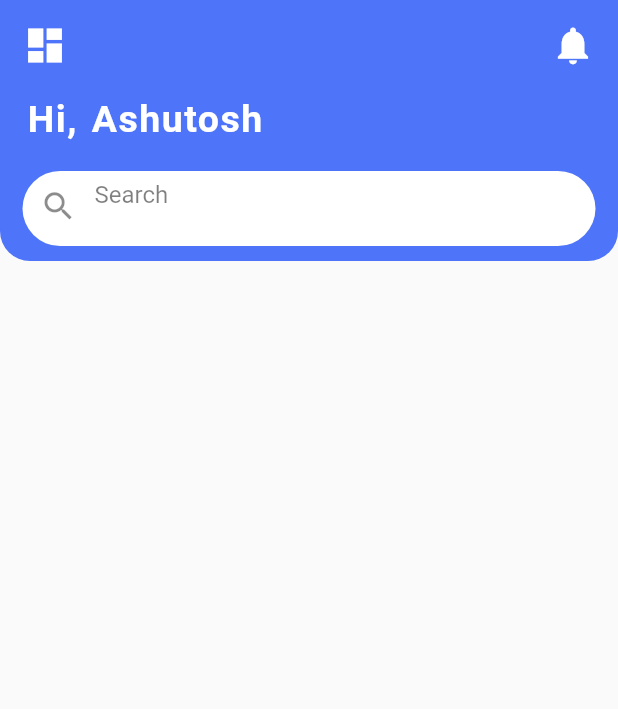
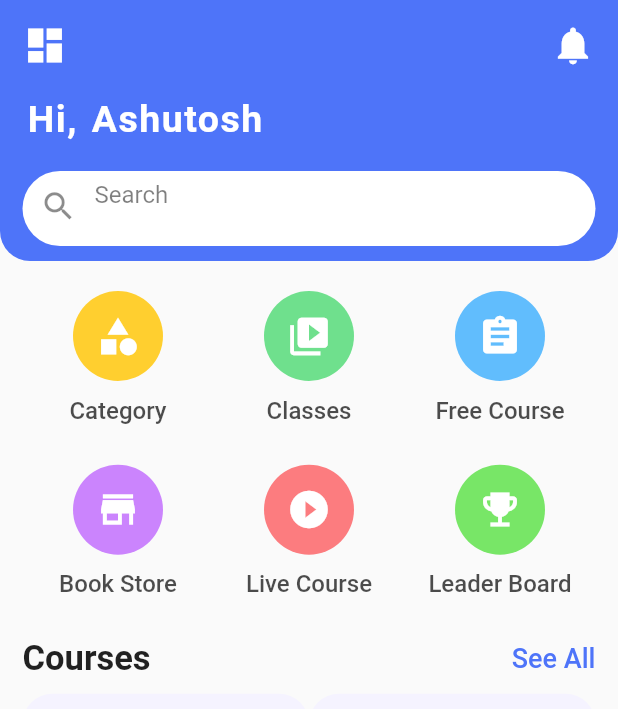
Before and after one commit to TheScriptRailoth/SHIKSHA.TECH, a Flutter app: the screen it shows after launch, on a phone screen of 412 x 824 dp. Shown: the top 709 px of the screen. Run offline on Flutter 3.47's test engine with Material 2 defaults, Android fonts, the phone set to English and light mode, and no system bars.

Commit message:
Added Category

```diff
--- a/lib/home_screen.dart
+++ b/lib/home_screen.dart
@@ -1,7 +1,35 @@
 import 'package:flutter/material.dart';
 class HomeScreen extends StatelessWidget {
-  const HomeScreen({super.key});
+  List categories=[
+    "Category",
+    "Classes",
+    "Free Course",
+    "Book Store",
+    "Live Course",
+    "Leader Board",
+  ];
 
+  List<Color> category_color=[
+    Color(0xFFFFCF2F),
+    Color(0xFF6FE08D),
+    Color(0xFF61BDFD),
+    Color(0xFFCB84FD),
+    Color(0xFFFC7C7F),
+    Color(0xFF78E667),
+  ];
+  List<Icon>category_icon=[
+    Icon(Icons.category, color: Colors.white,size: 30,),
+    Icon(Icons.video_library, color: Colors.white,size: 30,),
+    Icon(Icons.assignment, color: Colors.white,size: 30,),
+    Icon(Icons.store, color: Colors.white,size: 30,),
+    Icon(Icons.play_circle_fill, color: Colors.white,size: 30,),
+    Icon(Icons.emoji_events, color: Colors.white,size: 30,),
+  ];
+  List image=[
+    "Flutter",
+    'React Native',
+    'C#'
+  ];
   @override
   Widget build(BuildContext context) {
     return Scaffold(
@@ -64,7 +92,90 @@ class HomeScreen extends StatelessWidget {
               ],
             ),
           ),
+          Padding(
+            padding: EdgeInsets.only(top: 20, left: 15, right: 15),
+            child: Column(
+              children: [
+                GridView.builder(
+                  itemCount: categories.length,
+                  shrinkWrap:true,
+                  physics: NeverScrollableScrollPhysics(),
+                  gridDelegate: SliverGridDelegateWithFixedCrossAxisCount(
+                  crossAxisCount: 3,
+                  childAspectRatio: 1.1,
+                 ),
+                  itemBuilder:(context,index){
+                    return Column(
+                      children: [
+                        Container(
+                          height: 60,
+                          width: 60,
+                            decoration: BoxDecoration(
+                              color: category_color[index],
+                              shape: BoxShape.circle,
+                            ),
+                          child: Center(child: category_icon[index],
+                          ),
+                        ),
+                        SizedBox(height: 10,),
+                        Text(categories[index],
+                          style: TextStyle(
+                            fontSize: 16,
+                            fontWeight: FontWeight.w500,
+                            color: Colors.black.withOpacity(0.7),
+                          ),
+                        )
+                      ],
+                    );
+                  }
+                  ),
 
+                Row(
+                  mainAxisAlignment: MainAxisAlignment.spaceBetween,
+                  children: [
+                    Text("Courses", style: TextStyle(
+                      fontSize: 23,
+                      fontWeight: FontWeight.w600,
+                      ),
+                    ),
+                      Text("See All", style: TextStyle(
+                        fontSize: 18,
+                        fontWeight: FontWeight.w500,
+                        color: Color(0xFF4E74F9),
+                      ),
+                    ),
+                  ],
+                ),
+                SizedBox(height: 10,),
+                GridView.builder(
+                  itemCount: image.length,
+                  shrinkWrap: true,
+                    physics: NeverScrollableScrollPhysics(),
+                    gridDelegate: SliverGridDelegateWithFixedCrossAxisCount(
+                      crossAxisCount:2,
+                      childAspectRatio: (MediaQuery.of(context).size.height-50-25)/(4*240),
+                    ),
+                  itemBuilder: (context, index){
+                    return InkWell(
+                      onTap: (){},
+                      child: Container(
+                        padding: EdgeInsets.symmetric(vertical: 20, horizontal:10 ),
+                        decoration: BoxDecoration(
+                          borderRadius: BorderRadius.circular(20),
+                          color: Color(0xFFF5F3FF),
+                        ),
+                        child: Column(
+                          children: [
+
+                          ],
+                        ),
+                      ),
+                    );
+                  },
+                ),
+              ],
+            ),
+          )
         ],
       ),
     );
```
